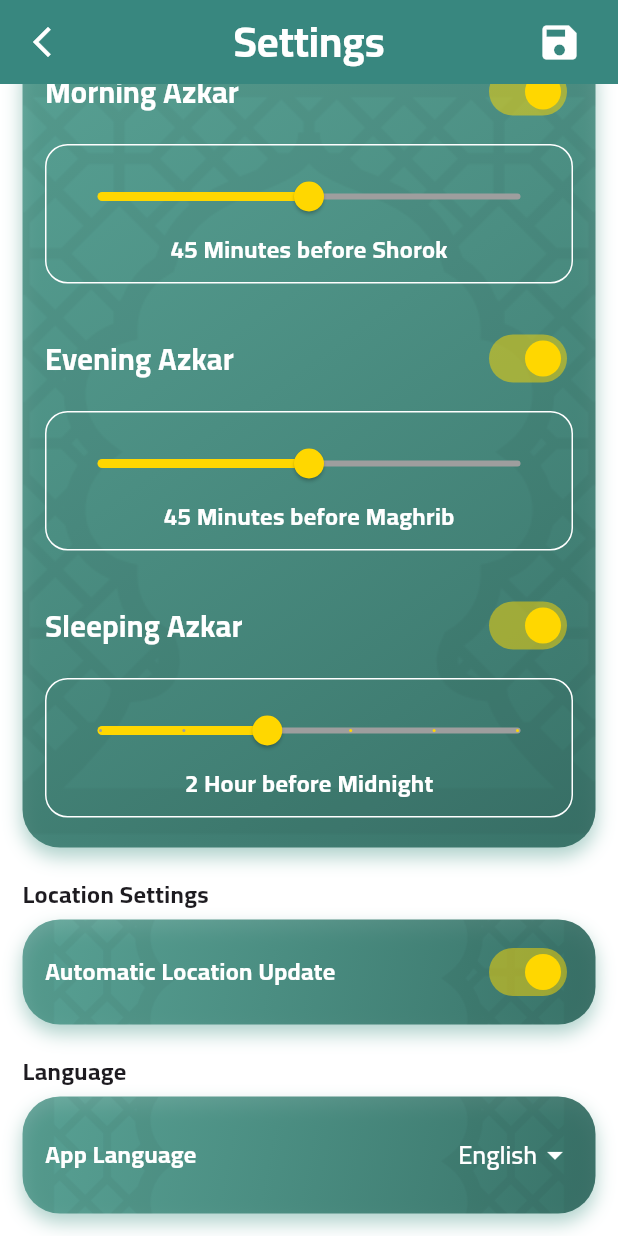
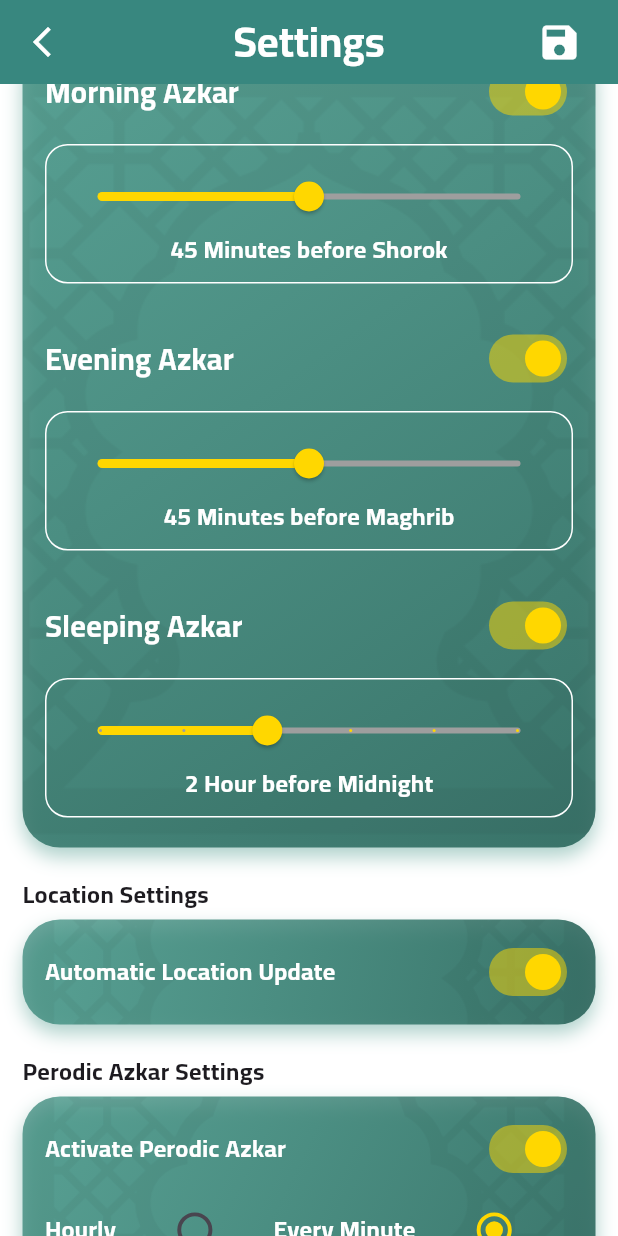
Before and after one commit to mohamedkholy/noor, a Flutter app: the SettingsScreen screen opened by its route, scrolled down 421 dp, on a phone screen of 412 x 824 dp. Run offline on Flutter 3.47's test engine with Material 3 defaults, Android fonts, the phone set to English and light mode, and no system bars; our stand-ins replace adhan, auto_size_text, connectivity_plus, dashed_circular_progress_bar, dio, dotted_border and 28 more; missing offline and left inert: dart_either, flutter_qiblah, highlight_text, sqlite3, syncfusion_flutter_core; accounts and stored records are empty; generated files the repository leaves out were written again.

Commit message:
add perodic azkar notification

```diff
--- a/lib/core/shared_preferences/shared_preferences_keys.dart
+++ b/lib/core/shared_preferences/shared_preferences_keys.dart
@@ -9,4 +9,5 @@ abstract class SharedPreferencesKeys {
   static const String notificationPayload = "notification_payload";
   static const String language = "language";
   static const String azanSound = "azan";
+  static const String perodicAzkarSettings = "perodic_azkar_settings";
 }
--- a/lib/core/shared_preferences/shared_preferences_settings_service.dart
+++ b/lib/core/shared_preferences/shared_preferences_settings_service.dart
@@ -4,6 +4,7 @@ import 'package:injectable/injectable.dart';
 import 'package:noor/core/shared_preferences/shared_preferences_keys.dart';
 import 'package:noor/features/settings/data/models/azan_notifications_settings.dart';
 import 'package:noor/features/settings/data/models/azkar_notifications_settings.dart';
+import 'package:noor/features/settings/data/models/perodic_azkar_settings.dart';
 import 'package:shared_preferences/shared_preferences.dart';
 
 @Injectable()
@@ -74,4 +75,24 @@ class SharedPreferencesSettingsService {
   void saveNotificationsState(bool state) async {
     sp.setBool(SharedPreferencesKeys.notificationsState, state);
   }
+
+  void savePerodicAzkarSetting(PerodicAzkarSettings value) {
+    sp.setString(
+      SharedPreferencesKeys.perodicAzkarSettings,
+      jsonEncode(value.toJson()),
+    );
+  }
+
+  PerodicAzkarSettings getPerodicAzkarSetting() {
+    final result = sp.getString(SharedPreferencesKeys.perodicAzkarSettings);
+    if (result == null) {
+      return PerodicAzkarSettings(
+        isActive: true,
+        perodicAzkarTime: 1,
+        sound: "prophet_salah",
+        text: "صلي علي نبينا محمد",
+      );
+    }
+    return PerodicAzkarSettings.fromJson(jsonDecode(result));
+  }
 }
--- /dev/null
+++ b/lib/features/settings/data/models/perodic_azkar_settings.dart
@@ -0,0 +1,28 @@
+class PerodicAzkarSettings {
+  final bool isActive;
+  final int perodicAzkarTime;
+  final String sound;
+  final String text;
+
+  PerodicAzkarSettings({
+    required this.isActive,
+    required this.perodicAzkarTime,
+    required this.sound,
+    required this.text,
+  });
+
+  factory PerodicAzkarSettings.fromJson(Map<String, dynamic> json) =>
+      PerodicAzkarSettings(
+        isActive: json["perodicAzkarSetting"],
+        perodicAzkarTime: json["perodicAzkarTime"],
+        sound: json["sound"],
+        text: json["text"],
+      );
+
+  Map<String, dynamic> toJson() => {
+    "perodicAzkarSetting": isActive,
+    "perodicAzkarTime": perodicAzkarTime,
+    "sound": sound,
+    "text": text,
+  };
+}
--- a/lib/features/settings/logic/settings_cubit.dart
+++ b/lib/features/settings/logic/settings_cubit.dart
@@ -5,6 +5,7 @@ import 'package:noor/core/shared_preferences/shared_preferences_settings_service
 import 'package:noor/core/shared_preferences/shared_prefs_azan.dart';
 import 'package:noor/features/settings/data/models/azan_notifications_settings.dart';
 import 'package:noor/features/settings/data/models/azkar_notifications_settings.dart';
+import 'package:noor/features/settings/data/models/perodic_azkar_settings.dart';
 
 @Injectable()
 class SettingsCubit extends Cubit {
@@ -43,4 +44,12 @@ class SettingsCubit extends Cubit {
   String getAzanSound() {
     return getIt<SharedPreferencesAzanService>().getAzanSound();
   }
+
+  void savePerodicAzkarSetting(PerodicAzkarSettings value) {
+    _sharedPreferencesSettingsService.savePerodicAzkarSetting(value);
+  }
+
+  PerodicAzkarSettings getPerodicAzkarSetting() {
+    return _sharedPreferencesSettingsService.getPerodicAzkarSetting();
+  }
 }
--- a/lib/features/settings/ui/settings_screen.dart
+++ b/lib/features/settings/ui/settings_screen.dart
@@ -3,11 +3,13 @@ import 'package:flutter_bloc/flutter_bloc.dart';
 import 'package:noor/core/widgets/my_app_bar.dart';
 import 'package:noor/features/settings/data/models/azan_notifications_settings.dart';
 import 'package:noor/features/settings/data/models/azkar_notifications_settings.dart';
+import 'package:noor/features/settings/data/models/perodic_azkar_settings.dart';
 import 'package:noor/features/settings/logic/settings_cubit.dart';
 import 'package:noor/features/settings/ui/widgets/azkar_settings_widget.dart';
 import 'package:noor/features/settings/ui/widgets/azkar_sounds_widget.dart';
 import 'package:noor/features/settings/ui/widgets/language_settings_widget.dart';
 import 'package:noor/features/settings/ui/widgets/location_settings_widget.dart';
+import 'package:noor/features/settings/ui/widgets/perodic_azkar_settings_widget.dart';
 import 'package:noor/features/settings/ui/widgets/salawat_row.dart';
 import 'package:noor/generated/l10n.dart';
 
@@ -23,12 +25,14 @@ class _SettingsScreenState extends State<SettingsScreen> {
   late final AzkarNotificationsSettings _azkarNotificationsSettings;
   late final AzanNotificationsSettings _azanNotificationsSettings;
   late final bool _locationUpdateSetting;
+  late final PerodicAzkarSettings _perodicAzkarSetting;
 
   @override
   void initState() {
     super.initState();
     _azkarNotificationsSettings = _settingsCubit.getAzkarNotificationSetting();
     _azanNotificationsSettings = _settingsCubit.getAzanNotificationSetting();
+    _perodicAzkarSetting = _settingsCubit.getPerodicAzkarSetting();
     _locationUpdateSetting = _settingsCubit.getLocationUpdateSetting();
   }
 
@@ -76,6 +80,10 @@ class _SettingsScreenState extends State<SettingsScreen> {
                       locationUpdateSetting: _locationUpdateSetting,
                     ),
                     const SizedBox(height: 20),
+                    PerodicAzkarSettingsWidget(
+                      perodicAzkarSettings: _perodicAzkarSetting,
+                    ),
+                    const SizedBox(height: 20),
                     const LanguageSettingsWidget(),
                   ],
                 ),
--- a/lib/features/settings/ui/widgets/azkar_notification_widget.dart
+++ b/lib/features/settings/ui/widgets/azkar_notification_widget.dart
@@ -46,7 +46,7 @@ class _AzkarNotificationWidgetState extends State<AzkarNotificationWidget> {
             ),
             Switch(
               materialTapTargetSize: MaterialTapTargetSize.shrinkWrap,
-              activeColor: MyColors.secondary,
+              activeThumbColor: MyColors.secondary,
               value: azkarState,
               onChanged: (value) {
                 setState(() {
--- a/lib/features/settings/ui/widgets/location_settings_widget.dart
+++ b/lib/features/settings/ui/widgets/location_settings_widget.dart
@@ -47,7 +47,7 @@ class _LocationSettingsWidgetState extends State<LocationSettingsWidget> {
               ),
               Switch(
                 materialTapTargetSize: MaterialTapTargetSize.shrinkWrap,
-                activeColor: MyColors.secondary,
+                activeThumbColor: MyColors.secondary,
                 value: locationState,
                 onChanged: (value) {
                   setState(() {
--- /dev/null
+++ b/lib/features/settings/ui/widgets/perodic_azkar_settings_widget.dart
@@ -0,0 +1,179 @@
+import 'package:flutter/material.dart';
+import 'package:flutter_bloc/flutter_bloc.dart';
+import 'package:noor/core/theming/my_colors.dart';
+import 'package:noor/core/widgets/decorated_container.dart';
+import 'package:noor/features/settings/data/models/perodic_azkar_settings.dart';
+import 'package:noor/features/settings/logic/settings_cubit.dart';
+import 'package:noor/generated/l10n.dart';
+
+class PerodicAzkarSettingsWidget extends StatefulWidget {
+  final PerodicAzkarSettings perodicAzkarSettings;
+  const PerodicAzkarSettingsWidget({
+    super.key,
+    required this.perodicAzkarSettings,
+  });
+
+  @override
+  State<PerodicAzkarSettingsWidget> createState() =>
+      _PerodicAzkarSettingsWidgetState();
+}
+
+class _PerodicAzkarSettingsWidgetState
+    extends State<PerodicAzkarSettingsWidget> {
+  late final SettingsCubit _settingsCubit = context.read();
+  late bool _state = widget.perodicAzkarSettings.isActive;
+  late int _time = widget.perodicAzkarSettings.perodicAzkarTime;
+  final List<(String, String)> perodicNotifications = [
+    ("صلي علي نبينا محمد", "prophet_salah"),
+    ("سبحان الله و بحمده", "sobhan_allah"),
+    ("استغفر الله و أتوب إليه", "astaghfirullah"),
+  ];
+  late (String, String) _selectedNotification = (
+    widget.perodicAzkarSettings.text,
+    widget.perodicAzkarSettings.sound,
+  );
+
+  @override
+  Widget build(BuildContext context) {
+    return Column(
+      crossAxisAlignment: CrossAxisAlignment.start,
+      children: [
+        Text(
+          S.of(context).perodicAzkarSettings,
+          style: const TextStyle(fontSize: 16, fontWeight: FontWeight.bold),
+        ),
+        const SizedBox(height: 5),
+        DecoratedContainer(
+          padding: const EdgeInsets.all(15),
+          child: Column(
+            children: [
+              Row(
+                children: [
+                  Expanded(
+                    child: Text(
+                      S.of(context).activatePerodicAzkar,
+                      style: const TextStyle(
+                        fontSize: 16,
+                        fontWeight: FontWeight.bold,
+                        color: Colors.white,
+                      ),
+                    ),
+                  ),
+                  Switch(
+                    materialTapTargetSize: MaterialTapTargetSize.shrinkWrap,
+                    activeThumbColor: MyColors.secondary,
+                    value: _state,
+                    onChanged: (value) {
+                      setState(() {
+                        _state = value;
+                      });
+                      _settingsCubit.savePerodicAzkarSetting(
+                        PerodicAzkarSettings(
+                          isActive: value,
+                          perodicAzkarTime: _time,
+                          sound: _selectedNotification.$2,
+                          text: _selectedNotification.$1,
+                        ),
+                      );
+                    },
+                  ),
+                ],
+              ),
+              const SizedBox(height: 10),
+              RadioGroup(
+                groupValue: _time,
+                onChanged: (value) {
+                  setState(() {
+                    _time = value ?? 1;
+                  });
+                  _settingsCubit.savePerodicAzkarSetting(
+                    PerodicAzkarSettings(
+                      isActive: _state,
+                      perodicAzkarTime: value ?? 1,
+                      sound: _selectedNotification.$2,
+                      text: _selectedNotification.$1,
+                    ),
+                  );
+                },
+                child: Row(
+                  children: [
+                    Text(
+                      S.of(context).hourly,
+                      style: const TextStyle(
+                        color: Colors.white,
+                        fontSize: 16,
+                        fontWeight: FontWeight.bold,
+                      ),
+                    ),
+                    Expanded(
+                      child: Transform.scale(
+                        scale: 1.3,
+                        child: const Radio(
+                          value: 60,
+                          activeColor: MyColors.secondary,
+                        ),
+                      ),
+                    ),
+                    Text(
+                      S.of(context).everyMinute,
+                      style: const TextStyle(
+                        color: Colors.white,
+                        fontSize: 16,
+                        fontWeight: FontWeight.bold,
+                      ),
+                    ),
+                    Expanded(
+                      child: Transform.scale(
+                        scale: 1.3,
+                        child: const Radio(
+                          value: 1,
+                          activeColor: MyColors.secondary,
+                        ),
+                      ),
+                    ),
+                  ],
+                ),
+              ),
+              const SizedBox(height: 10),
+              Container(
+                padding: const EdgeInsets.symmetric(horizontal: 10),
+                decoration: BoxDecoration(
+                  borderRadius: BorderRadius.circular(10),
+                  border: Border.all(color: Colors.white),
+                ),
+                child: DropdownButton(
+                  isExpanded: true,
+                  dropdownColor: Colors.black87,
+                  iconEnabledColor: Colors.white,
+                  underline: const SizedBox(),
+                  style: const TextStyle(
+                    color: Colors.white,
+                    fontSize: 17,
+                    fontWeight: FontWeight.bold,
+                  ),
+                  value: _selectedNotification,
+                  items: perodicNotifications.map((e) {
+                    return DropdownMenuItem(value: e, child: Text(e.$1));
+                  }).toList(),
+                  onChanged: (value) {
+                    setState(() {
+                      _selectedNotification = value!;
+                    });
+                    _settingsCubit.savePerodicAzkarSetting(
+                      PerodicAzkarSettings(
+                        isActive: _state,
+                        perodicAzkarTime: _time,
+                        sound: _selectedNotification.$2,
+                        text: _selectedNotification.$1,
+                      ),
+                    );
+                  },
+                ),
+              ),
+            ],
+          ),
+        ),
+      ],
+    );
+  }
+}
--- a/lib/l10n/intl_ar.arb
+++ b/lib/l10n/intl_ar.arb
@@ -87,5 +87,11 @@
   "requestCancelled": "تم إلغاء الطلب",
   "noInternetConnection": "لا يوجد اتصال بالإنترنت",
   "unexpectedError": "حدث خطأ غير متوقع",
-  "radio": "الإذاعات"
+  "radio": "الإذاعات",
+  "perodicAzkarSettings": "إعدادات الأذكار المتكررة",
+  "activatePerodicAzkar": "تفعيل الأذكار المتكررة",
+  "minutes": "دقيقة",
+  "every": "كل",
+  "hourly": "كل ساعة",
+  "everyMinute": "كل دقيقة"
 }
--- a/lib/l10n/intl_en.arb
+++ b/lib/l10n/intl_en.arb
@@ -86,5 +86,12 @@
     "requestCancelled": "Request was cancelled",
     "noInternetConnection": "No internet connection",
     "unexpectedError": "Unexpected error occurred",
-    "radio": "Radio"
+    "radio": "Radio",
+    "perodicAzkarSettings": "Perodic Azkar Settings",
+    "activatePerodicAzkar": "Activate Perodic Azkar",
+    "minutes": "Minutes",
+    "every": "Every",
+    "hourly": "Hourly",
+    "everyMinute": "Every Minute"
+
 }
--- a/lib/main.dart
+++ b/lib/main.dart
@@ -70,7 +70,7 @@ class _MyAppState extends State<MyApp> {
           theme: ThemeData(
             dialogTheme: const DialogThemeData(backgroundColor: Colors.white),
             fontFamily: "Cairo",
-            appBarTheme: const AppBarTheme(color: MyColors.primary),
+            appBarTheme: const AppBarTheme(backgroundColor: MyColors.primary),
             scaffoldBackgroundColor: Colors.white,
           ),
         );
--- a/pubspec.yaml
+++ b/pubspec.yaml
@@ -127,6 +127,9 @@ flutter:
     - family: ScheherazadeNew-Regular
       fonts:
         - asset: assets/fonts/ScheherazadeNew-Regular.ttf
+    - family: KFGQPCNastaleeq
+      fonts:
+        - asset: assets/fonts/KFGQPCNastaleeq-Regular.ttf
     - family: Tasbih
       fonts:
         - asset: assets/fonts/font_icons/Sibha.ttf
@@ -145,6 +148,9 @@ flutter:
     - family: DS-DIGI
       fonts:
         - asset: assets/fonts/DS-DIGI.TTF
+    - family: DigitalKhattV2
+      fonts:
+        - asset: assets/fonts/DigitalKhattV2.otf
     - family: QCF_P001
       fonts:
         - asset: assets/fonts/quran_font/p1.ttf
```
Also changed, not shown: lib/core/notifications/notifications_manager.dart (+61 -10 lines), assets/fonts/KFGQPCNastaleeq-Regular.ttf (added), lib/generated/intl/messages_ar.dart, lib/generated/intl/messages_en.dart, lib/generated/l10n.dart, 4 other files.
